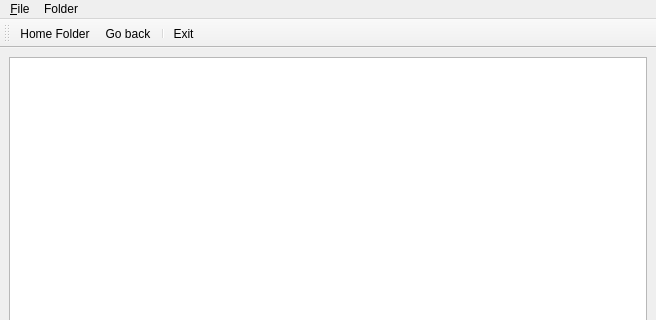
Old version of the form gui/main_ui.ui in the repository vangeytedvg/DoDaGoogle; both pictures show x 0 to 656 and y 0 to 320 of the 656 by 475 pixel window.
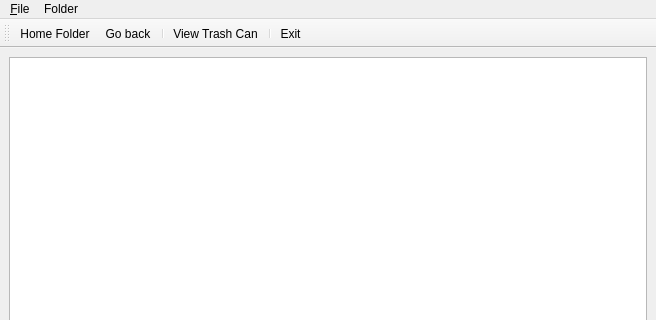
New version of the form. Icons and pictures are not drawn.

```diff
--- a/gui/main_ui.ui
+++ b/gui/main_ui.ui
@@ -117,6 +117,8 @@
    <addaction name="actionLoad_Files"/>
    <addaction name="actionUp"/>
    <addaction name="separator"/>
+   <addaction name="actionTrash_Can"/>
+   <addaction name="separator"/>
    <addaction name="actionE_xit"/>
   </widget>
   <action name="actionE_xit">
@@ -164,6 +166,18 @@
     <string>Rename</string>
    </property>
   </action>
+  <action name="actionTrash_Can">
+   <property name="icon">
+    <iconset resource="images.qrc">
+     <normaloff>:/icons/Empty-Trash-icon.png</normaloff>:/icons/Empty-Trash-icon.png</iconset>
+   </property>
+   <property name="text">
+    <string>View Trash Can</string>
+   </property>
+   <property name="toolTip">
+    <string>View Trash Can</string>
+   </property>
+  </action>
  </widget>
  <resources>
   <include location="images.qrc"/>
```
Left out of the diff: 1 changed line with no effect on the pictures.
